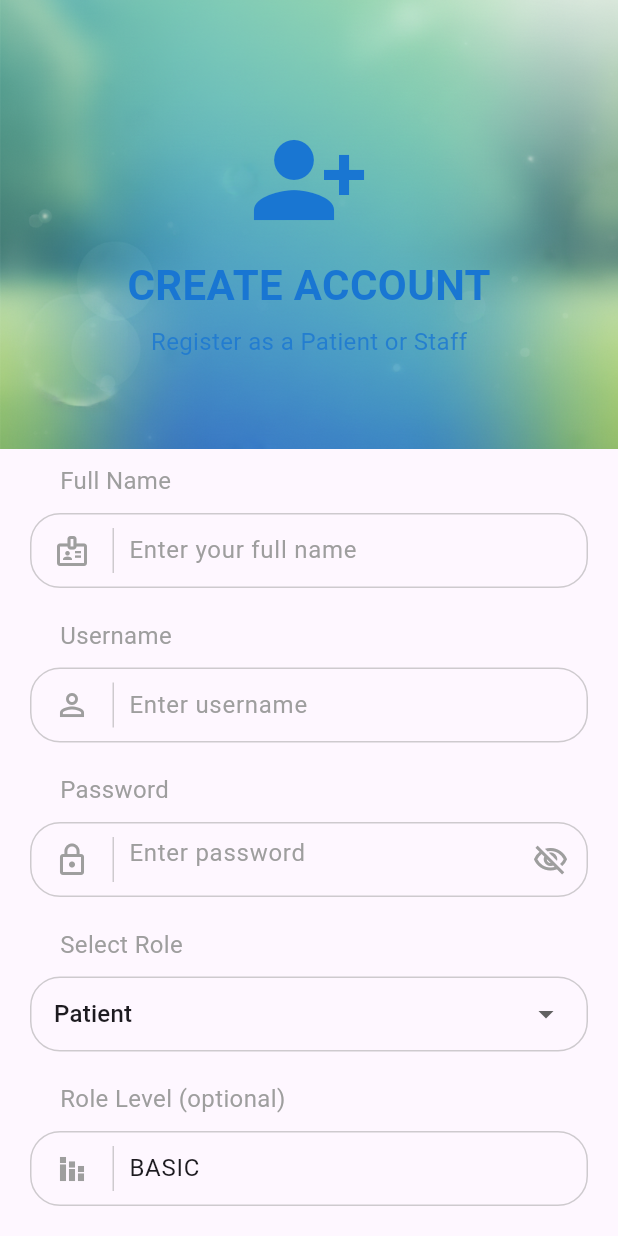
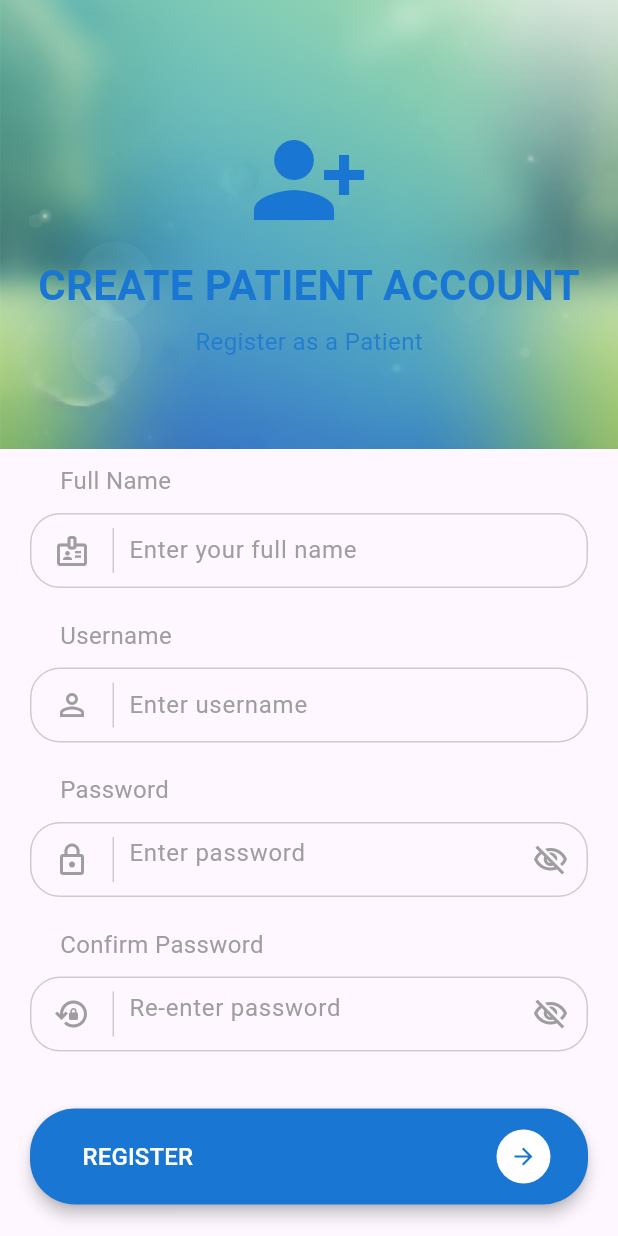
Before and after one commit to NhatChaMuc/HealthCarePJ, a Flutter app: the RegisterScreen screen opened by its route, on a phone screen of 412 x 824 dp. Run offline on Flutter 3.47's test engine with Material 3 defaults, Android fonts, the phone set to English and light mode, and no system bars; our stand-ins replace google_fonts.

Commit message:
Update register lần 2

```diff
--- a/healthcare_flutter/lib/RegisterScreen.dart
+++ b/healthcare_flutter/lib/RegisterScreen.dart
@@ -13,16 +13,11 @@ class _RegisterScreenState extends State<RegisterScreen> {
   final TextEditingController fullNameController = TextEditingController();
   final TextEditingController usernameController = TextEditingController();
   final TextEditingController passwordController = TextEditingController();
-  final TextEditingController adminKeyController = TextEditingController();
-  final TextEditingController roleLevelController =
-      TextEditingController(text: "BASIC");
+  final TextEditingController confirmPasswordController = TextEditingController();
 
   bool _obscure = true;
+  bool _obscureConfirm = true;
   bool _loading = false;
-
-  // 🌟 Role lựa chọn
-  String selectedRole = "PATIENT";
-  bool showAdminKey = false;
 
   final AuthService _authService = AuthService();
 
@@ -31,8 +26,7 @@ class _RegisterScreenState extends State<RegisterScreen> {
     fullNameController.dispose();
     usernameController.dispose();
     passwordController.dispose();
-    adminKeyController.dispose();
-    roleLevelController.dispose();
+    confirmPasswordController.dispose();
     super.dispose();
   }
 
@@ -40,53 +34,48 @@ class _RegisterScreenState extends State<RegisterScreen> {
     final fullName = fullNameController.text.trim();
     final username = usernameController.text.trim();
     final password = passwordController.text.trim();
-    final roleLevel = roleLevelController.text.trim();
+    final confirm = confirmPasswordController.text.trim();
 
-    if (username.isEmpty || password.isEmpty || fullName.isEmpty) {
-      ScaffoldMessenger.of(context).showSnackBar(
-        const SnackBar(
-            content: Text("⚠️ Vui lòng điền Họ tên, Username & Mật khẩu")),
-      );
+    if (fullName.isEmpty || username.isEmpty || password.isEmpty || confirm.isEmpty) {
+      _toast("⚠️ Vui lòng điền đầy đủ Họ tên, Tên đăng nhập, Mật khẩu và Nhập lại mật khẩu");
       return;
     }
-
-    // Nếu là doctor/nurse/admin mà chưa nhập key
-    if (showAdminKey && adminKeyController.text.trim().isEmpty) {
-      ScaffoldMessenger.of(context).showSnackBar(
-        const SnackBar(
-            content: Text("🔐 Vui lòng nhập Admin key để xác thực vai trò này")),
-      );
+    if (password.length < 6) {
+      _toast("🔐 Mật khẩu phải có ít nhất 6 ký tự");
+      return;
+    }
+    if (password != confirm) {
+      _toast("❌ Mật khẩu nhập lại không khớp");
       return;
     }
 
     setState(() => _loading = true);
 
     try {
+      // Giữ nguyên AuthService hiện tại: truyền ngầm PATIENT/BASIC
       final String? error = await _authService.register(
         fullName,
         username,
         password,
-        selectedRole,
-        roleLevel,
+        "PATIENT", // ẩn trên UI, cố định cho bệnh nhân
+        "BASIC",   // ẩn trên UI, mặc định
       );
 
       if (error == null) {
-        ScaffoldMessenger.of(context).showSnackBar(
-          const SnackBar(content: Text("✅ Đăng ký thành công! Vui lòng đăng nhập.")),
-        );
+        _toast("✅ Đăng ký thành công! Vui lòng đăng nhập.");
         if (mounted) Navigator.pop(context);
       } else {
-        ScaffoldMessenger.of(context).showSnackBar(
-          SnackBar(content: Text("❌ $error")),
-        );
+        _toast("❌ $error");
       }
     } catch (e) {
-      ScaffoldMessenger.of(context).showSnackBar(
-        SnackBar(content: Text("❌ Lỗi không xác định: $e")),
-      );
+      _toast("❌ Lỗi không xác định: $e");
     } finally {
       if (mounted) setState(() => _loading = false);
     }
+  }
+
+  void _toast(String msg) {
+    ScaffoldMessenger.of(context).showSnackBar(SnackBar(content: Text(msg)));
   }
 
   @override
@@ -107,22 +96,30 @@ class _RegisterScreenState extends State<RegisterScreen> {
                 padding: const EdgeInsets.only(top: 80, bottom: 60),
                 decoration: const BoxDecoration(
                   image: DecorationImage(
-                      image: AssetImage("assets/1.png"), fit: BoxFit.cover),
+                    image: AssetImage("assets/1.png"),
+                    fit: BoxFit.cover,
+                  ),
                 ),
                 child: Column(
                   children: [
                     Icon(Icons.person_add_alt_1, size: 80, color: primaryColor),
                     const SizedBox(height: 10),
-                    Text("CREATE ACCOUNT",
+                    Text(
+                      "CREATE PATIENT ACCOUNT",
                       style: TextStyle(
                         fontSize: 28,
                         fontWeight: FontWeight.bold,
-                            color: primaryColor)),
+                        color: primaryColor,
+                      ),
+                    ),
                     const SizedBox(height: 6),
-                    Text("Register as a Patient or Staff",
+                    Text(
+                      "Register as a Patient",
                       style: TextStyle(
                         color: primaryColor.withOpacity(0.8),
-                            fontSize: 16)),
+                        fontSize: 16,
+                      ),
+                    ),
                   ],
                 ),
               ),
@@ -164,73 +161,31 @@ class _RegisterScreenState extends State<RegisterScreen> {
                 obscure: _obscure,
                 suffix: IconButton(
                   icon: Icon(
-                      _obscure
-                          ? Icons.visibility_off_outlined
-                          : Icons.visibility_outlined,
-                      color: Colors.grey),
+                    _obscure ? Icons.visibility_off_outlined : Icons.visibility_outlined,
+                    color: Colors.grey,
+                  ),
                   onPressed: () => setState(() => _obscure = !_obscure),
                 ),
               ),
 
-              // Role dropdown
+              // Confirm password
               const Padding(
                 padding: EdgeInsets.only(left: 40.0, top: 10),
-                child: Text("Select Role",
-                    style: TextStyle(color: Colors.grey, fontSize: 16.0)),
-              ),
-              Container(
-                margin:
-                    const EdgeInsets.symmetric(vertical: 10.0, horizontal: 20.0),
-                padding: const EdgeInsets.symmetric(horizontal: 15.0),
-                decoration: BoxDecoration(
-                  border: Border.all(color: Colors.grey.withOpacity(0.5)),
-                  borderRadius: BorderRadius.circular(20.0),
-                ),
-                child: DropdownButton<String>(
-                  isExpanded: true,
-                  value: selectedRole,
-                  underline: const SizedBox(),
-                  items: const [
-                    DropdownMenuItem(value: "PATIENT", child: Text("Patient")),
-                    DropdownMenuItem(value: "DOCTOR", child: Text("Doctor")),
-                    DropdownMenuItem(value: "NURSE", child: Text("Nurse")),
-                    DropdownMenuItem(value: "ADMIN", child: Text("Admin")),
-                  ],
-                  onChanged: (value) {
-                    if (value != null) {
-                      setState(() {
-                        selectedRole = value;
-                        showAdminKey = ["DOCTOR", "NURSE", "ADMIN"].contains(value);
-                      });
-                    }
-                  },
-                ),
-              ),
-
-              // Admin Key field (ẩn nếu không cần)
-              if (showAdminKey) ...[
-                const Padding(
-                  padding: EdgeInsets.only(left: 40.0, top: 10),
-                  child: Text("Admin Key",
+                child: Text("Confirm Password",
                     style: TextStyle(color: Colors.grey, fontSize: 16.0)),
               ),
               _buildInputField(
-                  controller: adminKeyController,
-                  icon: Icons.vpn_key_outlined,
-                  hint: "Enter key provided by main admin",
+                controller: confirmPasswordController,
+                icon: Icons.lock_reset_outlined,
+                hint: "Re-enter password",
+                obscure: _obscureConfirm,
+                suffix: IconButton(
+                  icon: Icon(
+                    _obscureConfirm ? Icons.visibility_off_outlined : Icons.visibility_outlined,
+                    color: Colors.grey,
                   ),
-              ],
-
-              // Role Level
-              const Padding(
-                padding: EdgeInsets.only(left: 40.0, top: 10),
-                child: Text("Role Level (optional)",
-                    style: TextStyle(color: Colors.grey, fontSize: 16.0)),
+                  onPressed: () => setState(() => _obscureConfirm = !_obscureConfirm),
                 ),
-              _buildInputField(
-                controller: roleLevelController,
-                icon: Icons.stacked_bar_chart_outlined,
-                hint: "BASIC / ADVANCED ...",
               ),
 
               const SizedBox(height: 20),
@@ -249,11 +204,14 @@ class _RegisterScreenState extends State<RegisterScreen> {
                 child: Center(
                   child: TextButton(
                     onPressed: () => Navigator.pop(context),
-                    child: Text("ALREADY HAVE AN ACCOUNT?",
+                    child: Text(
+                      "ALREADY HAVE AN ACCOUNT?",
                       style: TextStyle(
                         color: primaryColor,
                         fontWeight: FontWeight.w600,
-                            letterSpacing: 0.5)),
+                        letterSpacing: 0.5,
+                      ),
+                    ),
                   ),
                 ),
               ),
@@ -264,6 +222,7 @@ class _RegisterScreenState extends State<RegisterScreen> {
     );
   }
 
+  // UI helpers
   Widget _buildInputField({
     required TextEditingController controller,
     required IconData icon,
@@ -280,14 +239,15 @@ class _RegisterScreenState extends State<RegisterScreen> {
       child: Row(
         children: <Widget>[
           Padding(
-              padding:
-                  const EdgeInsets.symmetric(vertical: 10.0, horizontal: 15.0),
-              child: Icon(icon, color: Colors.grey)),
+            padding: const EdgeInsets.symmetric(vertical: 10.0, horizontal: 15.0),
+            child: Icon(icon, color: Colors.grey),
+          ),
           Container(
             height: 30.0,
             width: 1.0,
             color: Colors.grey.withOpacity(0.5),
-              margin: const EdgeInsets.only(right: 10.0)),
+            margin: const EdgeInsets.only(right: 10.0),
+          ),
           Expanded(
             child: TextField(
               controller: controller,
@@ -296,7 +256,8 @@ class _RegisterScreenState extends State<RegisterScreen> {
                 border: InputBorder.none,
                 hintText: hint,
                 hintStyle: const TextStyle(color: Colors.grey),
-                  suffixIcon: suffix),
+                suffixIcon: suffix,
+              ),
             ),
           ),
         ],
@@ -316,21 +277,20 @@ class _RegisterScreenState extends State<RegisterScreen> {
         style: ElevatedButton.styleFrom(
           backgroundColor: color,
           padding: const EdgeInsets.symmetric(vertical: 14, horizontal: 25),
-          shape:
-              RoundedRectangleBorder(borderRadius: BorderRadius.circular(30.0)),
+          shape: RoundedRectangleBorder(borderRadius: BorderRadius.circular(30.0)),
           elevation: 4,
         ),
         onPressed: onPressed,
         child: Row(
           children: [
             const SizedBox(width: 10),
-            Text(text,
-                style: const TextStyle(color: Colors.white, fontSize: 16)),
+            Text(text, style: const TextStyle(color: Colors.white, fontSize: 16)),
             const Spacer(),
             CircleAvatar(
               radius: 18,
               backgroundColor: Colors.white,
-                child: Icon(icon, color: color)),
+              child: Icon(icon, color: color),
+            ),
           ],
         ),
       ),
```
Lines whose indentation alone changed are shown as unchanged.
